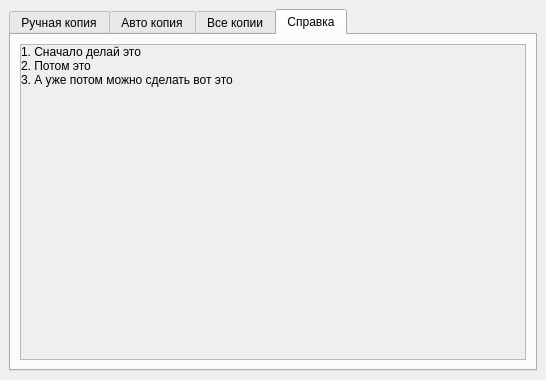
Old version of the form src/rosa_backup/resources/UIs/MainWindow.ui in the repository Vazgen005/lx-backup.
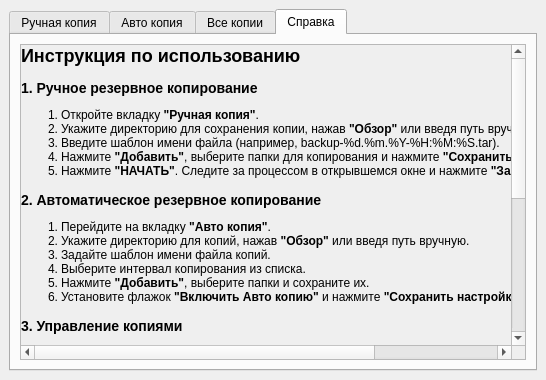
New version of the form. The open tabs and pages were chosen to show the change. Icons and pictures are not drawn.

Commit message: Specify app theme & Fix UI build

```diff
--- a/src/rosa_backup/resources/UIs/MainWindow.ui
+++ b/src/rosa_backup/resources/UIs/MainWindow.ui
@@ -426,8 +426,8 @@
             <rect>
              <x>0</x>
              <y>0</y>
-             <width>504</width>
-             <height>311</height>
+             <width>754</width>
+             <height>720</height>
             </rect>
            </property>
            <layout class="QVBoxLayout" name="verticalLayout_5">
@@ -452,10 +452,8 @@
             <item>
              <widget class="QLabel" name="label">
               <property name="text">
-               <string>1. Сначало делай это&lt;br&gt;
-2. Потом это&lt;br&gt;
-3. А уже потом можно сделать вот это&lt;br&gt;
-</string>
+               <string>&lt;html&gt;&lt;head/&gt;&lt;body&gt;&lt;h2 style=&quot; margin-top:16px; margin-bottom:12px; margin-left:0px; margin-right:0px; -qt-block-indent:0; text-indent:0px;&quot;&gt;&lt;a name=&quot;-&quot;/&gt;&lt;span style=&quot; font-size:x-large; font-weight:700;&quot;&gt;И&lt;/span&gt;&lt;span style=&quot; font-size:x-large; font-weight:700;&quot;&gt;нструкция по использованию&lt;/span&gt;&lt;/h2&gt;&lt;h3 style=&quot; margin-top:14px; margin-bottom:12px; margin-left:0px; margin-right:0px; -qt-block-indent:0; text-indent:0px;&quot;&gt;&lt;a name=&quot;1-&quot;/&gt;&lt;span style=&quot; font-size:large; font-weight:700;&quot;&gt;1&lt;/span&gt;&lt;span style=&quot; font-size:large; font-weight:700;&quot;&gt;. Ручное резервное копирование&lt;/span&gt;&lt;/h3&gt;&lt;ol style=&quot;margin-top: 0px; margin-bottom: 0px; margin-left: 0px; margin-right: 0px; -qt-list-indent: 1;&quot;&gt;&lt;li style=&quot; margin-top:12px; margin-bottom:0px; margin-left:0px; margin-right:0px; -qt-block-indent:0; text-indent:0px;&quot;&gt;Откройте вкладку &lt;span style=&quot; font-weight:700;&quot;&gt;&amp;quot;Ручная копия&amp;quot;&lt;/span&gt;.&lt;/li&gt;&lt;li style=&quot; margin-top:0px; margin-bottom:0px; margin-left:0px; margin-right:0px; -qt-block-indent:0; text-indent:0px;&quot;&gt;Укажите директорию для сохранения копии, нажав &lt;span style=&quot; font-weight:700;&quot;&gt;&amp;quot;Обзор&amp;quot;&lt;/span&gt; или введя путь вручную.&lt;/li&gt;&lt;li style=&quot; margin-top:0px; margin-bottom:0px; margin-left:0px; margin-right:0px; -qt-block-indent:0; text-indent:0px;&quot;&gt;Введите шаблон имени файла (например, &lt;span style=&quot; font-family:'Hack';&quot;&gt;backup-%d.%m.%Y-%H:%M:%S.tar&lt;/span&gt;).&lt;/li&gt;&lt;li style=&quot; margin-top:0px; margin-bottom:0px; margin-left:0px; margin-right:0px; -qt-block-indent:0; text-indent:0px;&quot;&gt;Нажмите &lt;span style=&quot; font-weight:700;&quot;&gt;&amp;quot;Добавить&amp;quot;&lt;/span&gt;, выберите папки для копирования и нажмите &lt;span style=&quot; font-weight:700;&quot;&gt;&amp;quot;Сохранить&amp;quot;&lt;/span&gt;.&lt;/li&gt;&lt;li style=&quot; margin-top:0px; margin-bottom:12px; margin-left:0px; margin-right:0px; -qt-block-indent:0; text-indent:0px;&quot;&gt;Нажмите &lt;span style=&quot; font-weight:700;&quot;&gt;&amp;quot;НАЧАТЬ&amp;quot;&lt;/span&gt;. Следите за процессом в открывшемся окне и нажмите &lt;span style=&quot; font-weight:700;&quot;&gt;&amp;quot;Закрыть&amp;quot;&lt;/span&gt; по завершении.&lt;/li&gt;&lt;/ol&gt;&lt;h3 style=&quot; margin-top:14px; margin-bottom:12px; margin-left:0px; margin-right:0px; -qt-block-indent:0; text-indent:0px;&quot;&gt;&lt;a name=&quot;2-&quot;/&gt;&lt;span style=&quot; font-size:large; font-weight:700;&quot;&gt;2&lt;/span&gt;&lt;span style=&quot; font-size:large; font-weight:700;&quot;&gt;. Автоматическое резервное копирование&lt;/span&gt;&lt;/h3&gt;&lt;ol style=&quot;margin-top: 0px; margin-bottom: 0px; margin-left: 0px; margin-right: 0px; -qt-list-indent: 1;&quot;&gt;&lt;li style=&quot; margin-top:12px; margin-bottom:0px; margin-left:0px; margin-right:0px; -qt-block-indent:0; text-indent:0px;&quot;&gt;Перейдите на вкладку &lt;span style=&quot; font-weight:700;&quot;&gt;&amp;quot;Авто копия&amp;quot;&lt;/span&gt;.&lt;/li&gt;&lt;li style=&quot; margin-top:0px; margin-bottom:0px; margin-left:0px; margin-right:0px; -qt-block-indent:0; text-indent:0px;&quot;&gt;Укажите директорию для копий, нажав &lt;span style=&quot; font-weight:700;&quot;&gt;&amp;quot;Обзор&amp;quot;&lt;/span&gt; или введя путь вручную.&lt;/li&gt;&lt;li style=&quot; margin-top:0px; margin-bottom:0px; margin-left:0px; margin-right:0px; -qt-block-indent:0; text-indent:0px;&quot;&gt;Задайте шаблон имени файла копий.&lt;/li&gt;&lt;li style=&quot; margin-top:0px; margin-bottom:0px; margin-left:0px; margin-right:0px; -qt-block-indent:0; text-indent:0px;&quot;&gt;Выберите интервал копирования из списка.&lt;/li&gt;&lt;li style=&quot; margin-top:0px; margin-bottom:0px; margin-left:0px; margin-right:0px; -qt-block-indent:0; text-indent:0px;&quot;&gt;Нажмите &lt;span style=&quot; font-weight:700;&quot;&gt;&amp;quot;Добавить&amp;quot;&lt;/span&gt;, выберите папки и сохраните их.&lt;/li&gt;&lt;li style=&quot; margin-top:0px; margin-bottom:12px; margin-left:0px; margin-right:0px; -qt-block-indent:0; text-indent:0px;&quot;&gt;Установите флажок &lt;span style=&quot; font-weight:700;&quot;&gt;&amp;quot;Включить Авто копию&amp;quot;&lt;/span&gt; и нажмите &lt;span style=&quot; font-weight:700;&quot;&gt;&amp;quot;Сохранить настройки&amp;quot;&lt;/span&gt;.&lt;/li&gt;&lt;/ol&gt;&lt;h3 style=&quot; margin-top:14px; margin-bottom:12px; margin-left:0px; margin-right:0px; -qt-block-indent:0; text-indent:0px;&quot;&gt;&lt;a name=&quot;3-&quot;/&gt;&lt;span style=&quot; font-size:large; font-weight:700;&quot;&gt;3&lt;/span&gt;&lt;span style=&quot; font-size:large; font-weight:700;&quot;&gt;. Управление копиями&lt;/span&gt;&lt;/h3&gt;&lt;ol style=&quot;margin-top: 0px; margin-bottom: 0px; margin-left: 0px; margin-right: 0px; -qt-list-indent: 1;&quot;&gt;&lt;li style=&quot; margin-top:12px; margin-bottom:0px; margin-left:0px; margin-right:0px; -qt-block-indent:0; text-indent:0px;&quot;&gt;На вкладке &lt;span style=&quot; font-weight:700;&quot;&gt;&amp;quot;Все копии&amp;quot;&lt;/span&gt; просмотрите список резервных копий.&lt;/li&gt;&lt;li style=&quot; margin-top:0px; margin-bottom:0px; margin-left:0px; margin-right:0px; -qt-block-indent:0; text-indent:0px;&quot;&gt;Для каждой копии доступны:
+&lt;ul style=&quot;margin-top: 0px; margin-bottom: 0px; margin-left: 0px; margin-right: 0px; -qt-list-indent: 2;&quot;&gt;&lt;li style=&quot; margin-top:0px; margin-bottom:0px; margin-left:0px; margin-right:0px; -qt-block-indent:0; text-indent:0px;&quot;&gt;&lt;span style=&quot; font-weight:700;&quot;&gt;Переименование&lt;/span&gt;: дважды щёлкните на имени файла.&lt;/li&gt;&lt;li style=&quot; margin-top:0px; margin-bottom:0px; margin-left:0px; margin-right:0px; -qt-block-indent:0; text-indent:0px;&quot;&gt;&lt;span style=&quot; font-weight:700;&quot;&gt;Восстановление&lt;/span&gt;: нажмите кнопку с иконкой обновления.&lt;/li&gt;&lt;li style=&quot; margin-top:0px; margin-bottom:0px; margin-left:0px; margin-right:0px; -qt-block-indent:0; text-indent:0px;&quot;&gt;&lt;span style=&quot; font-weight:700;&quot;&gt;Удаление&lt;/span&gt;: нажмите кнопку с иконкой крестика.&lt;/li&gt;&lt;/ul&gt;&lt;/li&gt;&lt;li style=&quot; margin-top:0px; margin-bottom:12px; margin-left:0px; margin-right:0px; -qt-block-indent:0; text-indent:0px;&quot;&gt;Нажмите &lt;span style=&quot; font-weight:700;&quot;&gt;&amp;quot;Обновить&amp;quot;&lt;/span&gt; для актуализации списка.&lt;/li&gt;&lt;/ol&gt;&lt;h3 style=&quot; margin-top:14px; margin-bottom:12px; margin-left:0px; margin-right:0px; -qt-block-indent:0; text-indent:0px;&quot;&gt;&lt;a name=&quot;4-&quot;/&gt;&lt;span style=&quot; font-size:large; font-weight:700;&quot;&gt;4&lt;/span&gt;&lt;span style=&quot; font-size:large; font-weight:700;&quot;&gt;. Работа с системным треем&lt;/span&gt;&lt;/h3&gt;&lt;ul style=&quot;margin-top: 0px; margin-bottom: 0px; margin-left: 0px; margin-right: 0px; -qt-list-indent: 1;&quot;&gt;&lt;li style=&quot; margin-top:12px; margin-bottom:0px; margin-left:0px; margin-right:0px; -qt-block-indent:0; text-indent:0px;&quot;&gt;Щёлкните правой кнопкой мыши по иконке в трее для открытия меню.&lt;/li&gt;&lt;li style=&quot; margin-top:0px; margin-bottom:0px; margin-left:0px; margin-right:0px; -qt-block-indent:0; text-indent:0px;&quot;&gt;Выберите &lt;span style=&quot; font-weight:700;&quot;&gt;&amp;quot;Скрыть/Показать окно&amp;quot;&lt;/span&gt; для управления видимостью окна.&lt;/li&gt;&lt;li style=&quot; margin-top:0px; margin-bottom:12px; margin-left:0px; margin-right:0px; -qt-block-indent:0; text-indent:0px;&quot;&gt;Выберите &lt;span style=&quot; font-weight:700;&quot;&gt;&amp;quot;Выйти&amp;quot;&lt;/span&gt; для завершения работы приложения.&lt;/li&gt;&lt;/ul&gt;&lt;h2 style=&quot; margin-top:16px; margin-bottom:12px; margin-left:0px; margin-right:0px; -qt-block-indent:0; text-indent:0px;&quot;&gt;&lt;a name=&quot;-&quot;/&gt;&lt;span style=&quot; font-size:x-large; font-weight:700;&quot;&gt;П&lt;/span&gt;&lt;span style=&quot; font-size:x-large; font-weight:700;&quot;&gt;римечания&lt;/span&gt;&lt;/h2&gt;&lt;ul style=&quot;margin-top: 0px; margin-bottom: 0px; margin-left: 0px; margin-right: 0px; -qt-list-indent: 1;&quot;&gt;&lt;li style=&quot; margin-top:12px; margin-bottom:0px; margin-left:0px; margin-right:0px; -qt-block-indent:0; text-indent:0px;&quot;&gt;Если не добавлены директории для копирования, появится предупреждение.&lt;/li&gt;&lt;li style=&quot; margin-top:0px; margin-bottom:0px; margin-left:0px; margin-right:0px; -qt-block-indent:0; text-indent:0px;&quot;&gt;Убедитесь, что указанные пути для сохранения копий существуют и доступны для записи.&lt;/li&gt;&lt;li style=&quot; margin-top:0px; margin-bottom:12px; margin-left:0px; margin-right:0px; -qt-block-indent:0; text-indent:0px;&quot;&gt;Для восстановления копии файлы будут распакованы в корневую директорию (&lt;span style=&quot; font-family:'Hack';&quot;&gt;/&lt;/span&gt;), поэтому будьте внимательны.&lt;/li&gt;&lt;/ul&gt;&lt;p&gt;Если у вас возникли вопросы, обратитесь к системному администратору. &lt;/p&gt;&lt;/body&gt;&lt;/html&gt;</string>
               </property>
               <property name="alignment">
                <set>Qt::AlignmentFlag::AlignLeading|Qt::AlignmentFlag::AlignLeft|Qt::AlignmentFlag::AlignTop</set>
```
The commit also changes 5 other files.
